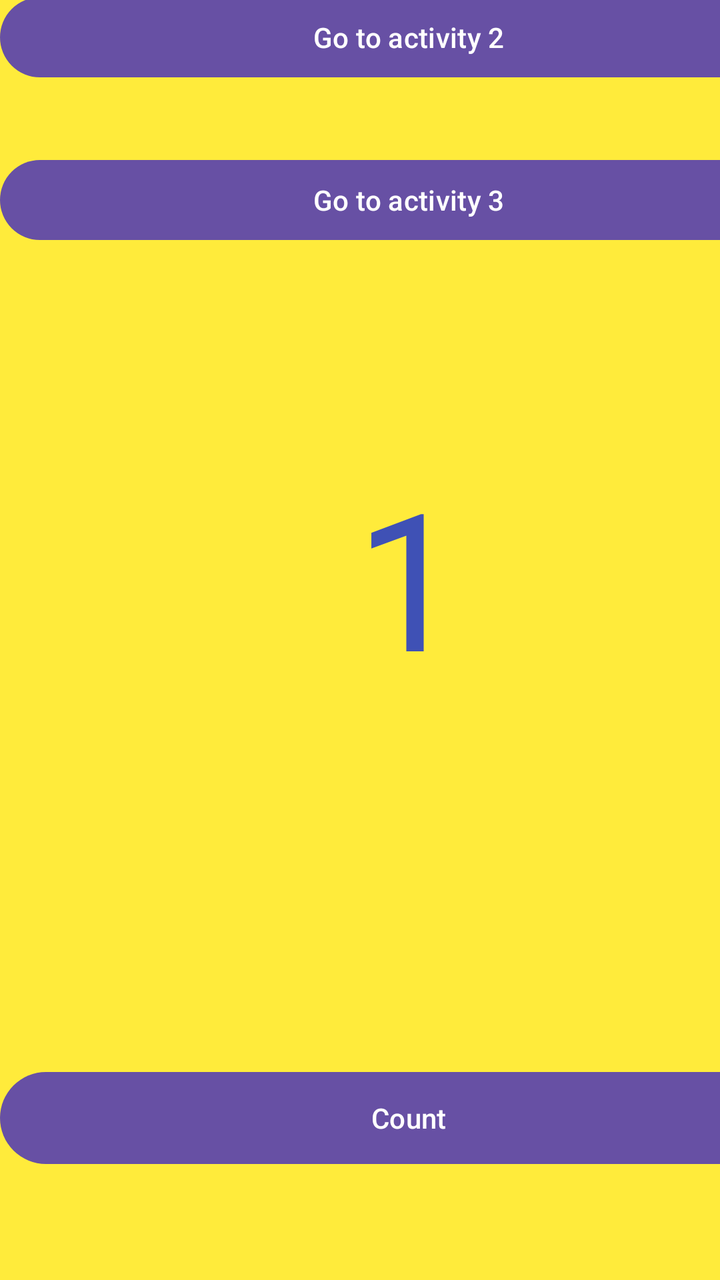
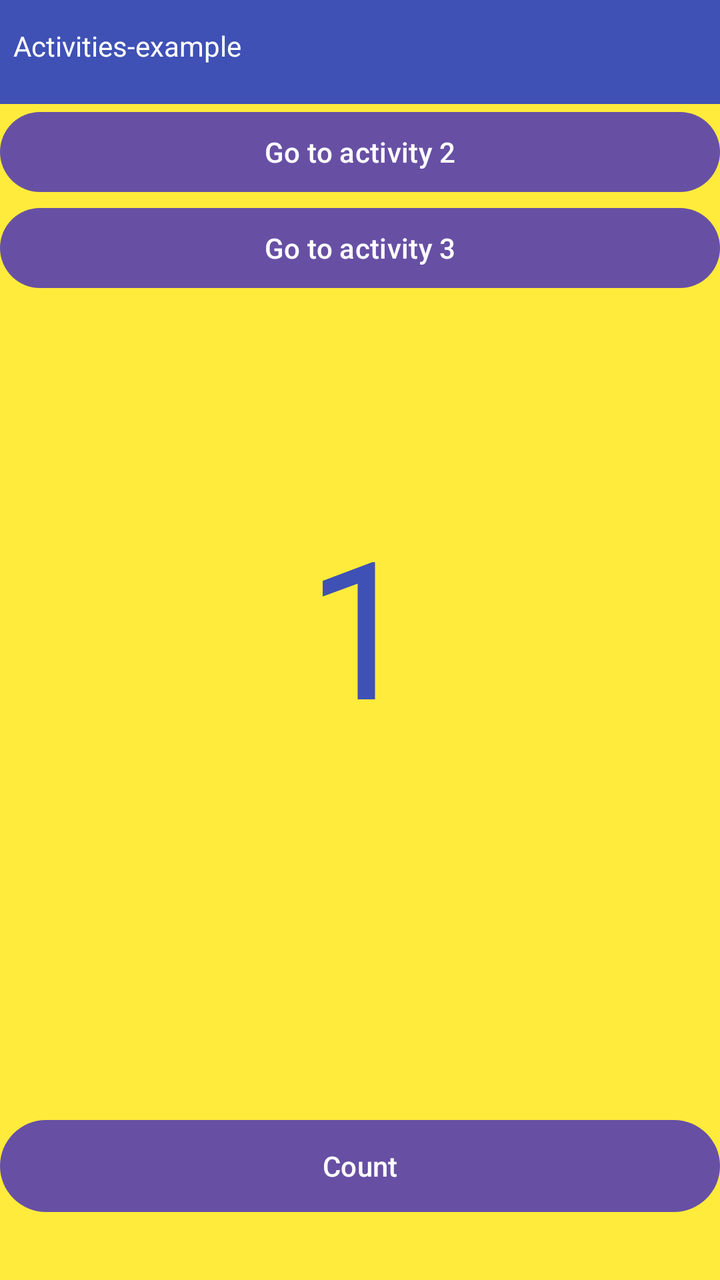

Screens rendered from an Android XML layout before and after an edit, with the pre-edit source and the edit as a unified diff.
<!-- AndroidManifest.xml: application theme Theme.MoreActivities -->
<!-- res/layout/activity_main.xml -->
<?xml version="1.0" encoding="utf-8"?>
<androidx.constraintlayout.widget.ConstraintLayout xmlns:android="http://schemas.android.com/apk/res/android"
    xmlns:app="http://schemas.android.com/apk/res-auto"
    xmlns:tools="http://schemas.android.com/tools"
    android:id="@+id/main"
    android:layout_width="match_parent"
    android:layout_height="match_parent"
    android:background="#FFEB3B"
    tools:context=".MainActivity">

    <LinearLayout
        android:layout_width="409dp"
        android:layout_height="731dp"
        android:orientation="vertical"
        app:layout_constraintBottom_toBottomOf="parent"
        app:layout_constraintStart_toStartOf="parent">

        <TextView
            android:id="@+id/textView2"
            android:layout_width="match_parent"
            android:layout_height="52dp"
            android:background="#3F51B5"
            android:paddingLeft="20px"
            android:paddingTop="40px"
            android:text="@string/example"
            android:textAlignment="viewStart"
            android:textColor="#FFFFFF" />

        <Button
            android:id="@+id/button"
            android:layout_width="match_parent"
            android:layout_height="wrap_content"
            android:layout_marginTop="100px"
            android:text="@string/ac2" />

        <Button
            android:id="@+id/button2"
            android:layout_width="match_parent"
            android:layout_height="wrap_content"
            android:layout_marginTop="100px"
            android:text="@string/ac3" />

        <TextView
            android:id="@+id/textView"
            android:layout_width="match_parent"
            android:layout_height="408dp"
            android:paddingTop="300px"
            android:text="1"
            android:textAlignment="center"
            android:textColor="#3F51B5"
            android:textSize="96sp" />

        <Button
            android:id="@+id/button3"
            android:layout_width="match_parent"
            android:layout_height="54dp"
            android:text="@string/count" />

    </LinearLayout>

</androidx.constraintlayout.widget.ConstraintLayout>
<!-- resources referenced by this layout -->
<resources>
  <string name="ac2">Go to activity 2</string>
  <string name="ac3">Go to activity 3</string>
  <string name="count">Count</string>
  <string name="example">Activities-example</string>
  <style name="Theme.MoreActivities" parent="Base.Theme.MoreActivities" />
  <style name="Base.Theme.MoreActivities" parent="Theme.Material3.DayNight.NoActionBar">
          
          
      </style>
</resources>

<!-- the commit's change to res/layout/activity_main.xml (unified diff, before → after) -->
@@ -9,11 +9,9 @@
     tools:context=".MainActivity">
 
     <LinearLayout
-        android:layout_width="409dp"
-        android:layout_height="731dp"
-        android:orientation="vertical"
-        app:layout_constraintBottom_toBottomOf="parent"
-        app:layout_constraintStart_toStartOf="parent">
+        android:layout_width="match_parent"
+        android:layout_height="match_parent"
+        android:orientation="vertical">
 
         <TextView
             android:id="@+id/textView2"
@@ -30,14 +28,14 @@
             android:id="@+id/button"
             android:layout_width="match_parent"
             android:layout_height="wrap_content"
-            android:layout_marginTop="100px"
+            android:onClick="goToActivity2"
             android:text="@string/ac2" />
 
         <Button
             android:id="@+id/button2"
             android:layout_width="match_parent"
             android:layout_height="wrap_content"
-            android:layout_marginTop="100px"
+            android:onClick="goToActivity3"
             android:text="@string/ac3" />
 
         <TextView
@@ -55,7 +53,6 @@
             android:layout_width="match_parent"
             android:layout_height="54dp"
             android:text="@string/count" />
-
     </LinearLayout>
 
 </androidx.constraintlayout.widget.ConstraintLayout>
